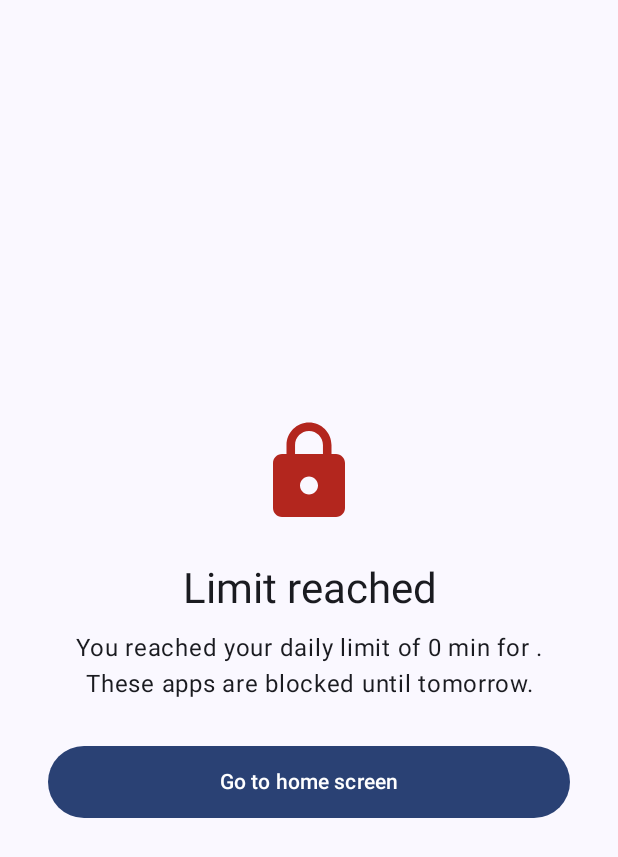
After one commit to AuroraHEL/StopScrolling, an Android app built with Jetpack Compose: the composable HardLockScreen called with empty values, on a phone screen of 412 x 824 dp. The commit adds this screen. Shown: the top 857 px of the screen. Run offline under Robolectric (Android 15) with nearby library versions, the phone set to English and light mode, and no system bars.

Commit message:
feat : add HardLockScreen

```diff
--- /dev/null
+++ b/app/src/main/java/com/example/stopscrolling/ui/overlay/HardLockScreen.kt
@@ -0,0 +1,95 @@
+package com.example.stopscrolling.ui.overlay
+
+import androidx.compose.foundation.layout.Arrangement
+import androidx.compose.foundation.layout.Column
+import androidx.compose.foundation.layout.Spacer
+import androidx.compose.foundation.layout.fillMaxSize
+import androidx.compose.foundation.layout.fillMaxWidth
+import androidx.compose.foundation.layout.height
+import androidx.compose.foundation.layout.heightIn
+import androidx.compose.foundation.layout.padding
+import androidx.compose.foundation.layout.size
+import androidx.compose.foundation.layout.systemBarsPadding
+import androidx.compose.material.icons.Icons
+import androidx.compose.material.icons.filled.Lock
+import androidx.compose.material3.Button
+import androidx.compose.material3.Icon
+import androidx.compose.material3.MaterialTheme
+import androidx.compose.material3.Surface
+import androidx.compose.material3.Text
+import androidx.compose.runtime.Composable
+import androidx.compose.ui.Alignment
+import androidx.compose.ui.Modifier
+import androidx.compose.ui.res.stringResource
+import androidx.compose.ui.semantics.heading
+import androidx.compose.ui.semantics.semantics
+import androidx.compose.ui.text.style.TextAlign
+import androidx.compose.ui.tooling.preview.Preview
+import androidx.compose.ui.unit.dp
+import com.example.stopscrolling.R
+import com.example.stopscrolling.ui.theme.StopScrollingTheme
+
+/**
+ * Full-screen lock shown when a hard limit is reached (US-14).
+ * It has no logic: the caller decides what "go home" does.
+ */
+@Composable
+fun HardLockScreen(
+    groupName: String,
+    limitMinutes: Int,
+    onGoHome: () -> Unit,
+    modifier: Modifier = Modifier
+) {
+    Surface(
+        modifier = modifier.fillMaxSize(),
+        color = MaterialTheme.colorScheme.background
+    ) {
+        Column(
+            modifier = Modifier
+                .fillMaxSize()
+                .systemBarsPadding()
+                .padding(32.dp),
+            horizontalAlignment = Alignment.CenterHorizontally,
+            verticalArrangement = Arrangement.Center
+        ) {
+            Icon(
+                imageVector = Icons.Filled.Lock,
+                contentDescription = null,
+                modifier = Modifier.size(72.dp),
+                tint = MaterialTheme.colorScheme.error
+            )
+            Spacer(Modifier.height(24.dp))
+            Text(
+                text = stringResource(R.string.overlay_hard_title),
+                style = MaterialTheme.typography.headlineMedium,
+                textAlign = TextAlign.Center,
+                modifier = Modifier.semantics { heading() }
+            )
+            Spacer(Modifier.height(12.dp))
+            Text(
+                text = stringResource(
+                    R.string.overlay_hard_message,
+                    formatDuration(limitMinutes),
+                    groupName
+                ),
+                style = MaterialTheme.typography.bodyLarge,
+                textAlign = TextAlign.Center
+            )
+            Spacer(Modifier.height(32.dp))
+            Button(
+                onClick = onGoHome,
+                modifier = Modifier.fillMaxWidth().heightIn(min = 48.dp)
+            ) {
+                Text(stringResource(R.string.overlay_go_home))
+            }
+        }
+    }
+}
+
+@Preview(showBackground = true)
+@Composable
+private fun HardLockScreenPreview() {
+    StopScrollingTheme {
+        HardLockScreen(groupName = "Social Media", limitMinutes = 90, onGoHome = {})
+    }
+}
--- /dev/null
+++ b/app/src/main/java/com/example/stopscrolling/ui/overlay/OverlayFormat.kt
@@ -0,0 +1,17 @@
+package com.example.stopscrolling.ui.overlay
+
+import androidx.compose.runtime.Composable
+import androidx.compose.ui.res.stringResource
+import com.example.stopscrolling.R
+
+/** Formats a number of minutes as "45 min", "2 h" or "1 h 30 min". */
+@Composable
+fun formatDuration(totalMinutes: Int): String {
+    val hours = totalMinutes / 60
+    val minutes = totalMinutes % 60
+    return when {
+        hours == 0 -> stringResource(R.string.duration_minutes, minutes)
+        minutes == 0 -> stringResource(R.string.duration_hours, hours)
+        else -> stringResource(R.string.duration_hours_minutes, hours, minutes)
+    }
+}
--- a/app/src/main/res/values/strings.xml
+++ b/app/src/main/res/values/strings.xml
@@ -12,4 +12,10 @@
         <item quantity="one">%d app</item>
         <item quantity="other">%d apps</item>
     </plurals>
+    <string name="duration_minutes">%1$d min</string>
+    <string name="duration_hours">%1$d h</string>
+    <string name="duration_hours_minutes">%1$d h %2$d min</string>
+    <string name="overlay_go_home">Go to home screen</string>
+    <string name="overlay_hard_title">Limit reached</string>
+    <string name="overlay_hard_message">You reached your daily limit of %1$s for %2$s. These apps are blocked until tomorrow.</string>
 </resources>
```
Also changed, not shown: 1 other file.
